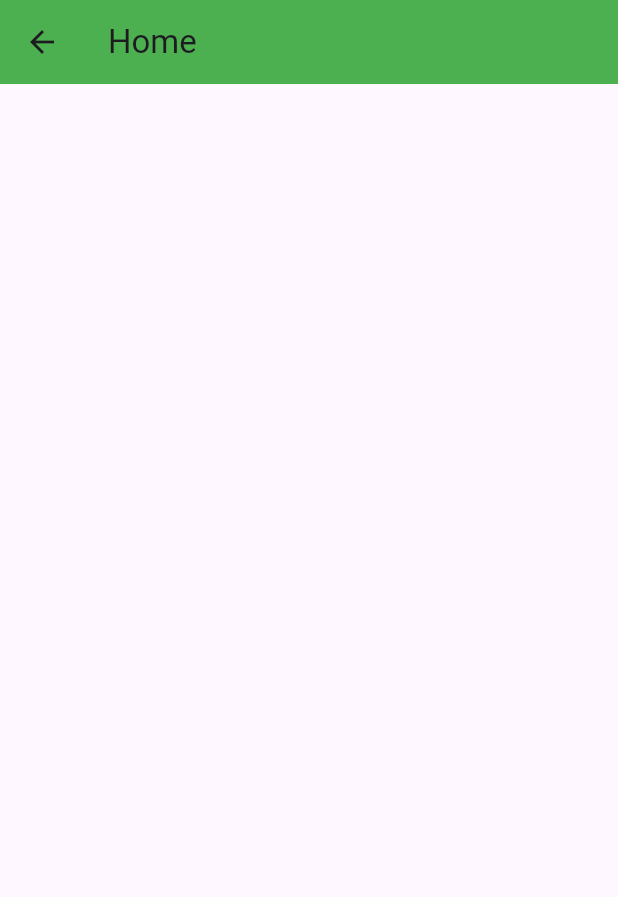
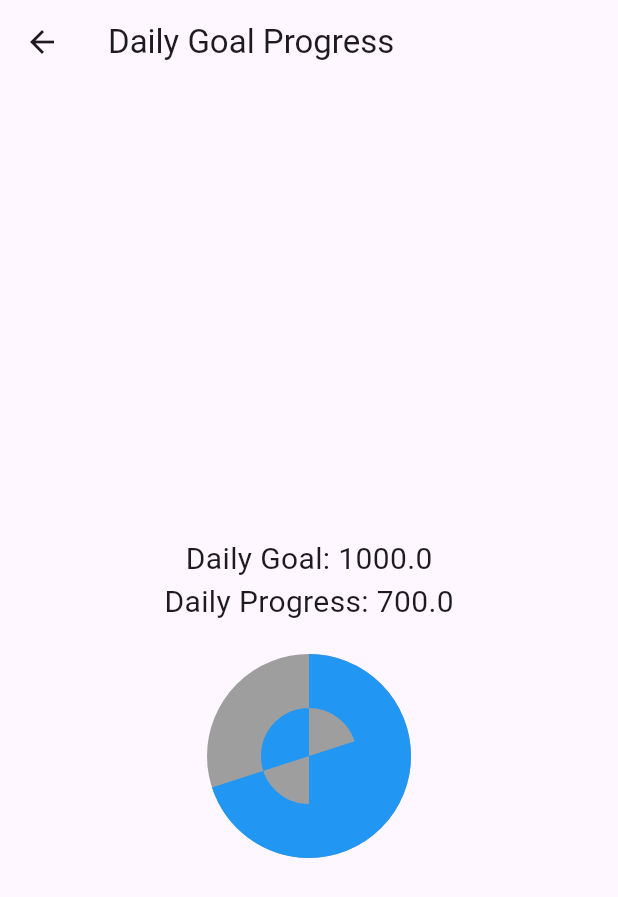
Before and after one commit to kalyan-srinivas-kandagatla-2911/befit, a Flutter app: the screen it shows after launch, after a tap on "Home", on a phone screen of 412 x 824 dp. Shown: the top 897 px of the screen. Run offline on Flutter 3.47's test engine with Material 3 defaults, Android fonts, the phone set to English and light mode, and no system bars; our stand-ins replace fl_chart, form_field_validator.

Commit message:
added home page

```diff
--- a/lib/main.dart
+++ b/lib/main.dart
@@ -67,7 +67,7 @@ class HomeScreen extends StatelessWidget {
               onPressed: () {
                 Navigator.push(
                   context,
-                  MaterialPageRoute(builder: (context) => const Home()),
+                  MaterialPageRoute(builder: (context) =>  Home()),
                 );
               },
               child: const Text('Home'),
--- a/lib/screens/pages/home.dart
+++ b/lib/screens/pages/home.dart
@@ -1,16 +1,52 @@
-
 import 'package:flutter/material.dart';
 
+class Home extends StatefulWidget {
+  @override
+  _GoalPageState createState() => _GoalPageState();
+}
 
-class Home extends StatelessWidget {
-  const Home ({Key? key}) : super(key: key);
+class _GoalPageState extends State<Home> {
+  double dailyGoal = 1000; // Set your daily goal here
+  double dailyValue = 700; // Set the user's daily value here
 
   @override
   Widget build(BuildContext context) {
     return Scaffold(
       appBar: AppBar(
-        title: const Text('Home'),
-        backgroundColor: Colors.green,
+        title: Text('Daily Goal Progress'),
+      ),
+      body: Center(
+        child: Column(
+          mainAxisAlignment: MainAxisAlignment.center,
+          children: [
+            Text(
+              'Daily Goal: $dailyGoal',
+              style: TextStyle(fontSize: 20.0),
+            ),
+              Text(
+                  'Daily Progress: $dailyValue',
+
+                  style: TextStyle(fontSize: 20.0),
+            ),
+
+            SizedBox(height: 70.0),
+            Stack(
+              alignment: Alignment.center,
+              children: [
+                CircularProgressIndicator(
+                  value: dailyValue / dailyGoal,
+                  backgroundColor: Colors.grey,
+                  valueColor: AlwaysStoppedAnimation<Color>(Colors.blue),
+                  strokeWidth: 100.0,
+                ),
+                // Text(
+                //   '${dailyValue.toInt()} / $dailyGoal',
+                //   style: TextStyle(fontSize: 20.0),
+                // ),
+              ],
+            ),
+          ],
+        ),
       ),
     );
   }
```
